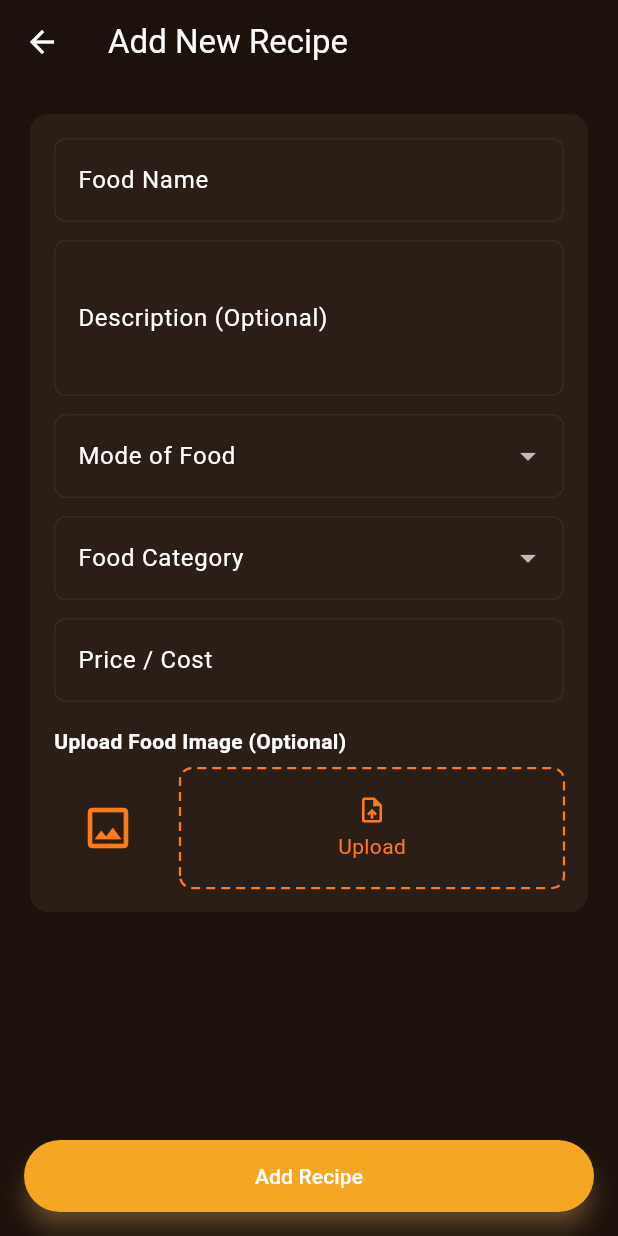
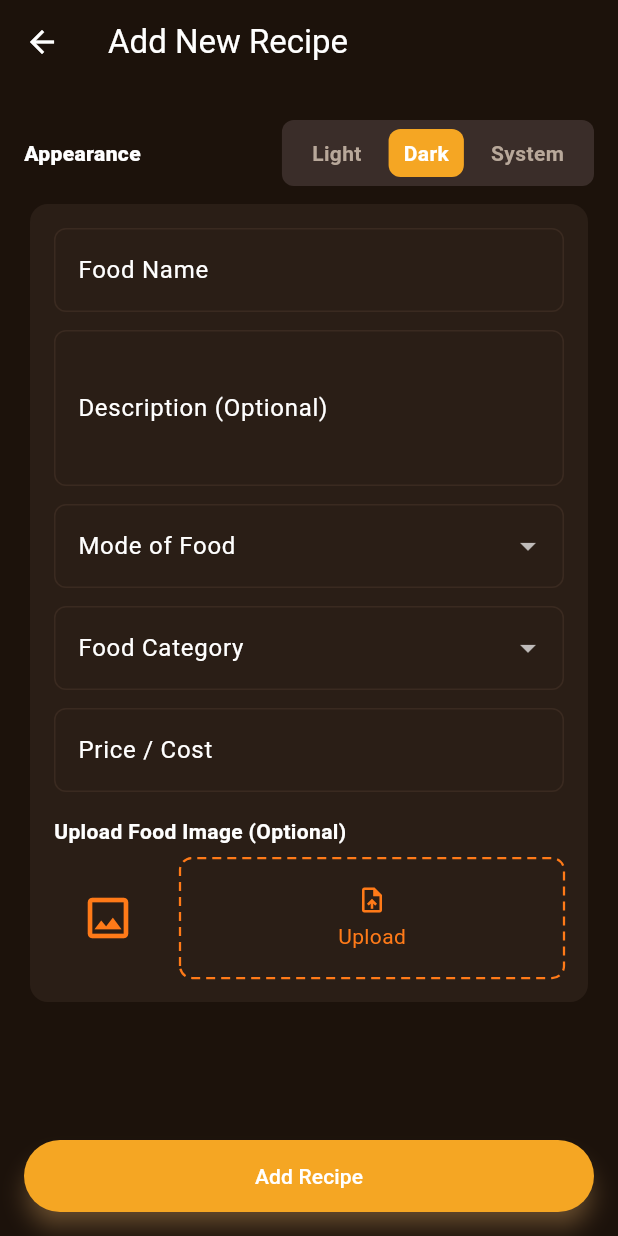
Before and after one commit to CHARLESJESU/myhotelapp, a Flutter app: the AddRecipeScreen screen opened directly, on a phone screen of 412 x 824 dp. Run offline on Flutter 3.47's test engine with Material 3 defaults, Android fonts, the phone set to English and light mode, and no system bars.

Commit message:
ui complete

```diff
--- a/lib/ui/screens/add_recipe_screen.dart
+++ b/lib/ui/screens/add_recipe_screen.dart
@@ -1,6 +1,7 @@
 import 'package:flutter/material.dart';
 import '../../constants/app_strings.dart';
 import '../../constants/app_colors.dart';
+import '../../services/theme_service.dart';
 import '../widgets/image_picker_ui.dart';
 import '../widgets/primary_button.dart';
 import '../widgets/success_message.dart';
@@ -22,6 +23,31 @@ class _AddRecipeScreenState extends State<AddRecipeScreen> {
   String? _category;
   bool _showSuccess = false;
   bool _hasImage = false;
+
+  String _appearance = 'Dark';
+
+  @override
+  void initState() {
+    super.initState();
+    final mode = ThemeService.current;
+    _appearance = mode == ThemeMode.dark
+        ? 'Dark'
+        : mode == ThemeMode.light
+        ? 'Light'
+        : 'System';
+    ThemeService.themeMode.addListener(_onThemeModeChanged);
+  }
+
+  void _onThemeModeChanged() {
+    final mode = ThemeService.current;
+    setState(() {
+      _appearance = mode == ThemeMode.dark
+          ? 'Dark'
+          : mode == ThemeMode.light
+          ? 'Light'
+          : 'System';
+    });
+  }
 
   final List<String> _modes = ['Veg', 'Non-Veg', 'Vegan'];
   final List<String> _categories = [
@@ -55,6 +81,7 @@ class _AddRecipeScreenState extends State<AddRecipeScreen> {
 
   @override
   void dispose() {
+    ThemeService.themeMode.removeListener(_onThemeModeChanged);
     _nameController.dispose();
     _descriptionController.dispose();
     _priceController.dispose();
@@ -63,15 +90,34 @@ class _AddRecipeScreenState extends State<AddRecipeScreen> {
 
   @override
   Widget build(BuildContext context) {
+    final isDark = Theme.of(context).brightness == Brightness.dark;
+    final bg = isDark
+        ? AppColors.screenBackground
+        : AppColors.lightScreenBackground;
+    final inputBg = isDark
+        ? AppColors.inputBackground
+        : AppColors.lightInputBackground;
+    final primaryText = isDark
+        ? AppColors.primaryText
+        : AppColors.lightPrimaryText;
+    final secondaryText = isDark
+        ? AppColors.secondaryText
+        : AppColors.lightSecondaryText;
+    final borderDefault = isDark
+        ? AppColors.borderDefault
+        : AppColors.lightBorderDefault;
+    final buttonBg = isDark ? AppColors.buttonBg : AppColors.lightButtonBg;
+    final buttonText = isDark
+        ? AppColors.buttonText
+        : AppColors.lightButtonText;
+    final appBarBg = isDark ? AppColors.appBarBg : bg;
+
     return Scaffold(
-      backgroundColor: AppColors.screenBackground,
+      backgroundColor: bg,
       appBar: AppBar(
-        backgroundColor: AppColors.appBarBg,
-        title: const Text(
-          'Add New Recipe',
-          style: TextStyle(color: AppColors.appBarText),
-        ),
-        leading: const BackButton(color: AppColors.appBarIcon),
+        backgroundColor: appBarBg,
+        title: Text('Add New Recipe', style: TextStyle(color: primaryText)),
+        leading: BackButton(color: primaryText),
         elevation: 0,
       ),
       body: SafeArea(
@@ -90,9 +136,42 @@ class _AddRecipeScreenState extends State<AddRecipeScreen> {
                     child: Column(
                       crossAxisAlignment: CrossAxisAlignment.stretch,
                       children: [
+                        // Appearance selector
+                        Container(
+                          padding: const EdgeInsets.symmetric(vertical: 8),
+                          child: Row(
+                            children: [
+                              Text(
+                                'Appearance',
+                                style: TextStyle(
+                                  color: primaryText,
+                                  fontWeight: FontWeight.w800,
+                                ),
+                              ),
+                              const Spacer(),
+                              Container(
+                                padding: const EdgeInsets.all(6),
+                                decoration: BoxDecoration(
+                                  color: isDark
+                                      ? AppColors.cardDark
+                                      : AppColors.lightCard,
+                                  borderRadius: BorderRadius.circular(8),
+                                ),
+                                child: Row(
+                                  children: [
+                                    _appearanceOption('Light'),
+                                    _appearanceOption('Dark'),
+                                    _appearanceOption('System'),
+                                  ],
+                                ),
+                              ),
+                            ],
+                          ),
+                        ),
+
                         // main card
                         Card(
-                          color: AppColors.inputBackground,
+                          color: inputBg,
                           shape: RoundedRectangleBorder(
                             borderRadius: BorderRadius.circular(12),
                           ),
@@ -105,24 +184,18 @@ class _AddRecipeScreenState extends State<AddRecipeScreen> {
                                 // Food Name
                                 TextFormField(
                                   controller: _nameController,
-                                  style: const TextStyle(
-                                    color: AppColors.primaryText,
-                                  ),
+                                  style: TextStyle(color: primaryText),
                                   decoration: InputDecoration(
                                     filled: true,
-                                    fillColor: AppColors.inputBackground,
+                                    fillColor: inputBg,
                                     labelText: 'Food Name',
-                                    labelStyle: const TextStyle(
-                                      color: AppColors.primaryText,
-                                    ),
+                                    labelStyle: TextStyle(color: primaryText),
                                     hintText: 'e.g. Classic Margherita Pizza',
-                                    hintStyle: const TextStyle(
-                                      color: AppColors.secondaryText,
-                                    ),
+                                    hintStyle: TextStyle(color: secondaryText),
                                     enabledBorder: OutlineInputBorder(
                                       borderRadius: BorderRadius.circular(8),
-                                      borderSide: const BorderSide(
-                                        color: AppColors.borderDefault,
+                                      borderSide: BorderSide(
+                                        color: borderDefault,
                                       ),
                                     ),
                                     focusedBorder: OutlineInputBorder(
@@ -142,25 +215,19 @@ class _AddRecipeScreenState extends State<AddRecipeScreen> {
                                 // Description
                                 TextFormField(
                                   controller: _descriptionController,
-                                  style: const TextStyle(
-                                    color: AppColors.primaryText,
-                                  ),
+                                  style: TextStyle(color: primaryText),
                                   decoration: InputDecoration(
                                     filled: true,
-                                    fillColor: AppColors.inputBackground,
+                                    fillColor: inputBg,
                                     labelText: 'Description (Optional)',
-                                    labelStyle: const TextStyle(
-                                      color: AppColors.primaryText,
-                                    ),
+                                    labelStyle: TextStyle(color: primaryText),
                                     hintText:
                                         'e.g. Fresh basil, mozzarella, and a rich tomato sauce...',
-                                    hintStyle: const TextStyle(
-                                      color: AppColors.secondaryText,
-                                    ),
+                                    hintStyle: TextStyle(color: secondaryText),
                                     enabledBorder: OutlineInputBorder(
                                       borderRadius: BorderRadius.circular(8),
-                                      borderSide: const BorderSide(
-                                        color: AppColors.borderDefault,
+                                      borderSide: BorderSide(
+                                        color: borderDefault,
                                       ),
                                     ),
                                     focusedBorder: OutlineInputBorder(
@@ -180,15 +247,13 @@ class _AddRecipeScreenState extends State<AddRecipeScreen> {
                                   initialValue: _mode,
                                   decoration: InputDecoration(
                                     labelText: 'Mode of Food',
-                                    labelStyle: const TextStyle(
-                                      color: AppColors.primaryText,
-                                    ),
+                                    labelStyle: TextStyle(color: primaryText),
                                     filled: true,
-                                    fillColor: AppColors.inputBackground,
+                                    fillColor: inputBg,
                                     enabledBorder: OutlineInputBorder(
                                       borderRadius: BorderRadius.circular(8),
-                                      borderSide: const BorderSide(
-                                        color: AppColors.borderDefault,
+                                      borderSide: BorderSide(
+                                        color: borderDefault,
                                       ),
                                     ),
                                     focusedBorder: OutlineInputBorder(
@@ -198,10 +263,8 @@ class _AddRecipeScreenState extends State<AddRecipeScreen> {
                                       ),
                                     ),
                                   ),
-                                  dropdownColor: AppColors.inputBackground,
-                                  style: const TextStyle(
-                                    color: AppColors.primaryText,
-                                  ),
+                                  dropdownColor: inputBg,
+                                  style: TextStyle(color: primaryText),
                                   items: _modes
                                       .map(
                                         (m) => DropdownMenuItem(
@@ -220,15 +283,13 @@ class _AddRecipeScreenState extends State<AddRecipeScreen> {
                                   initialValue: _category,
                                   decoration: InputDecoration(
                                     labelText: 'Food Category',
-                                    labelStyle: const TextStyle(
-                                      color: AppColors.primaryText,
-                                    ),
+                                    labelStyle: TextStyle(color: primaryText),
                                     filled: true,
-                                    fillColor: AppColors.inputBackground,
+                                    fillColor: inputBg,
                                     enabledBorder: OutlineInputBorder(
                                       borderRadius: BorderRadius.circular(8),
-                                      borderSide: const BorderSide(
-                                        color: AppColors.borderDefault,
+                                      borderSide: BorderSide(
+                                        color: borderDefault,
                                       ),
                                     ),
                                     focusedBorder: OutlineInputBorder(
@@ -238,10 +299,8 @@ class _AddRecipeScreenState extends State<AddRecipeScreen> {
                                       ),
                                     ),
                                   ),
-                                  dropdownColor: AppColors.inputBackground,
-                                  style: const TextStyle(
-                                    color: AppColors.primaryText,
-                                  ),
+                                  dropdownColor: inputBg,
+                                  style: TextStyle(color: primaryText),
                                   items: _categories
                                       .map(
                                         (c) => DropdownMenuItem(
@@ -264,20 +323,16 @@ class _AddRecipeScreenState extends State<AddRecipeScreen> {
                                   ),
                                   decoration: InputDecoration(
                                     filled: true,
-                                    fillColor: AppColors.inputBackground,
+                                    fillColor: inputBg,
                                     labelText: 'Price / Cost',
-                                    labelStyle: const TextStyle(
-                                      color: AppColors.primaryText,
-                                    ),
+                                    labelStyle: TextStyle(color: primaryText),
                                     prefixText: '\$ ',
                                     hintText: '0.00',
-                                    hintStyle: const TextStyle(
-                                      color: AppColors.secondaryText,
-                                    ),
+                                    hintStyle: TextStyle(color: secondaryText),
                                     enabledBorder: OutlineInputBorder(
                                       borderRadius: BorderRadius.circular(8),
-                                      borderSide: const BorderSide(
-                                        color: AppColors.borderDefault,
+                                      borderSide: BorderSide(
+                                        color: borderDefault,
                                       ),
                                     ),
                                     focusedBorder: OutlineInputBorder(
@@ -305,9 +360,9 @@ class _AddRecipeScreenState extends State<AddRecipeScreen> {
                                 const SizedBox(height: 16),
                                 Text(
                                   'Upload Food Image (Optional)',
-                                  style: const TextStyle(
+                                  style: TextStyle(
                                     fontWeight: FontWeight.w600,
-                                    color: AppColors.primaryText,
+                                    color: primaryText,
                                   ),
                                 ),
                                 const SizedBox(height: 8),
@@ -353,8 +408,8 @@ class _AddRecipeScreenState extends State<AddRecipeScreen> {
                           child: PrimaryButton(
                             label: AppStrings.addRecipe,
                             onPressed: _onAddRecipe,
-                            backgroundColor: AppColors.buttonBg,
-                            textColor: AppColors.buttonText,
+                            backgroundColor: buttonBg,
+                            textColor: buttonText,
                             shadowColor: AppColors.buttonShadow,
                           ),
                         ),
@@ -369,4 +424,30 @@ class _AddRecipeScreenState extends State<AddRecipeScreen> {
       ),
     );
   }
+
+  Widget _appearanceOption(String label) => GestureDetector(
+    onTap: () {
+      setState(() => _appearance = label);
+      if (label == 'Light') ThemeService.setThemeMode(ThemeMode.light);
+      if (label == 'Dark') ThemeService.setThemeMode(ThemeMode.dark);
+      if (label == 'System') ThemeService.setThemeMode(ThemeMode.system);
+    },
+    child: Container(
+      padding: const EdgeInsets.symmetric(horizontal: 10, vertical: 6),
+      margin: const EdgeInsets.symmetric(horizontal: 4),
+      decoration: BoxDecoration(
+        color: _appearance == label ? AppColors.buttonBg : Colors.transparent,
+        borderRadius: BorderRadius.circular(8),
+      ),
+      child: Text(
+        label,
+        style: TextStyle(
+          color: _appearance == label
+              ? AppColors.buttonText
+              : AppColors.secondaryText,
+          fontWeight: FontWeight.w600,
+        ),
+      ),
+    ),
+  );
 }
```
